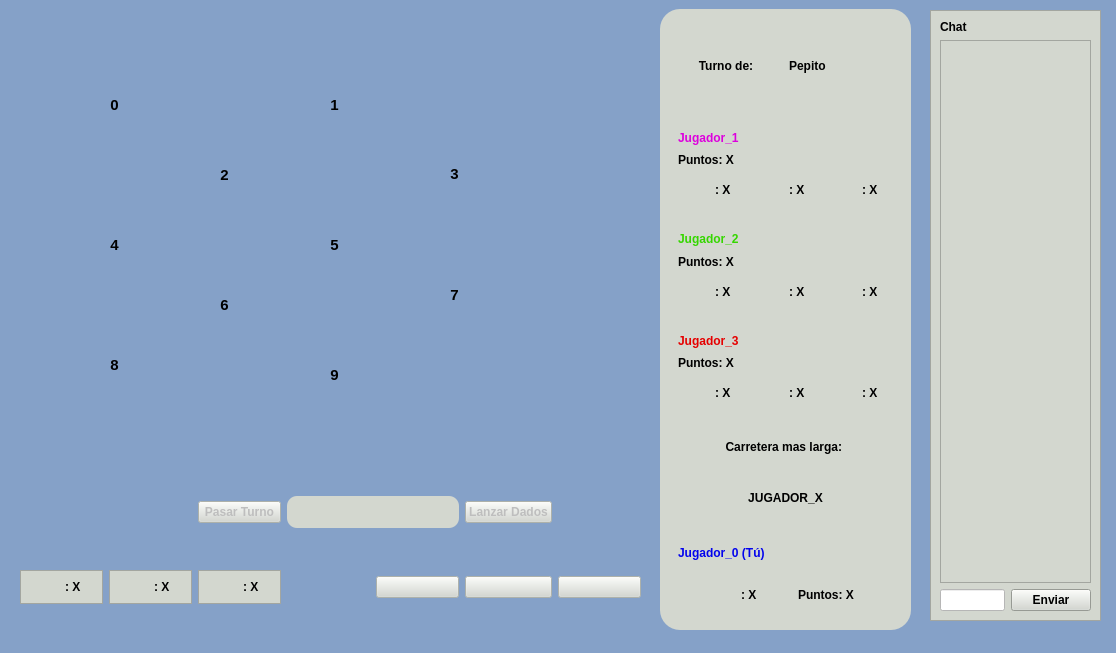
This is Tareas/T03/client/frontend/ventana_juego.ui in domingo2000/ProgramacionAvanzada as Qt 5 draws it before an edit. The edited form follows.
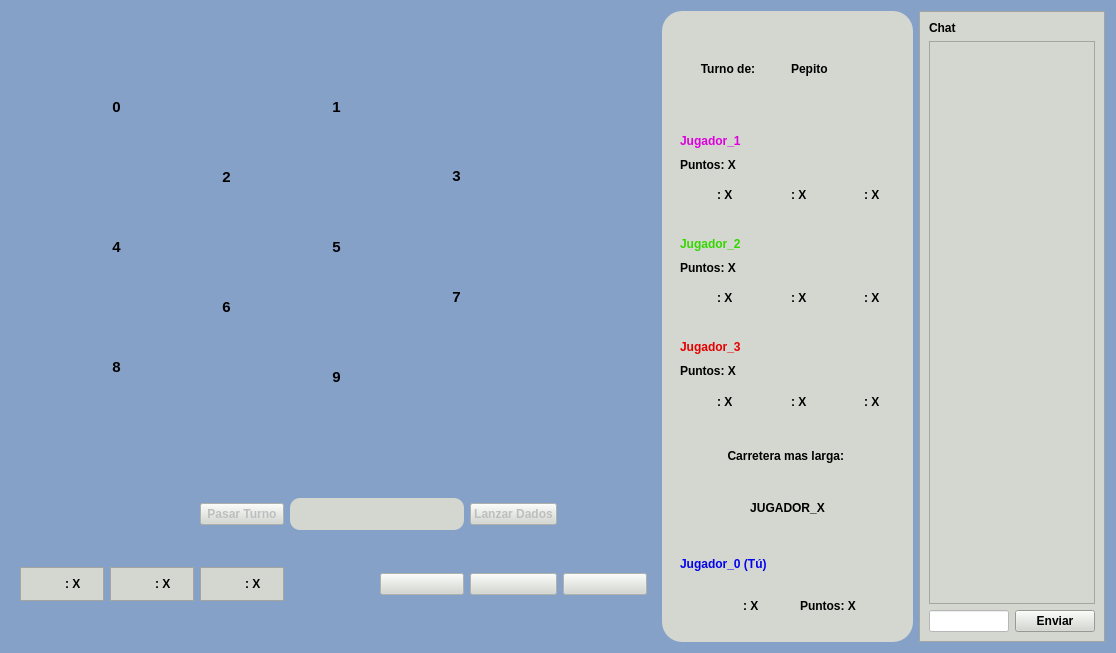
This is the edited form. Icons and pictures are not drawn.

Commit message: layout como grid

```diff
--- a/Tareas/T03/client/frontend/ventana_juego.ui
+++ b/Tareas/T03/client/frontend/ventana_juego.ui
@@ -22,15 +22,9 @@
   <property name="styleSheet">
    <string notr="true">background-color: #85A1C8</string>
   </property>
+  <layout class="QGridLayout" name="gridLayout_2">
+   <item row="0" column="0">
   <widget class="QFrame" name="mapa">
-   <property name="geometry">
-    <rect>
-     <x>9</x>
-     <y>9</y>
-     <width>645</width>
-     <height>441</height>
-    </rect>
-   </property>
    <property name="minimumSize">
     <size>
      <width>645</width>
@@ -1425,375 +1419,9 @@
    <zorder>label_nodo_31</zorder>
    <zorder>label_nodo_32</zorder>
   </widget>
-  <widget class="QWidget" name="barra_usuario" native="true">
-   <property name="geometry">
-    <rect>
-     <x>20</x>
-     <y>460</y>
-     <width>621</width>
-     <height>181</height>
-    </rect>
-   </property>
-   <property name="minimumSize">
-    <size>
-     <width>521</width>
-     <height>171</height>
-    </size>
-   </property>
-   <property name="styleSheet">
-    <string notr="true">font-weight: bold;
-</string>
-   </property>
-   <layout class="QGridLayout" name="gridLayout">
-    <item row="1" column="5">
-     <widget class="QPushButton" name="boton_carta_desarrollo">
-      <property name="enabled">
-       <bool>false</bool>
-      </property>
-      <property name="styleSheet">
-       <string notr="true">background-color: #D3D7CF</string>
-      </property>
-      <property name="text">
-       <string/>
-      </property>
-      <property name="icon">
-       <iconset>
-        <normaloff>../sprites/Desarrollo/carta_reverso.png</normaloff>../sprites/Desarrollo/carta_reverso.png</iconset>
-      </property>
-      <property name="iconSize">
-       <size>
-        <width>80</width>
-        <height>80</height>
-       </size>
-      </property>
-     </widget>
-    </item>
-    <item row="1" column="2">
-     <widget class="QFrame" name="frame_carta_4">
-      <property name="maximumSize">
-       <size>
-        <width>149</width>
-        <height>133</height>
-       </size>
-      </property>
-      <property name="styleSheet">
-       <string notr="true">background-color: #D3D7CF</string>
-      </property>
-      <property name="frameShape">
-       <enum>QFrame::StyledPanel</enum>
-      </property>
-      <property name="frameShadow">
-       <enum>QFrame::Raised</enum>
-      </property>
-      <layout class="QHBoxLayout" name="horizontalLayout_13">
-       <item>
-        <layout class="QHBoxLayout" name="layoutcarta_4">
-         <item>
-          <widget class="QLabel" name="label_19">
-           <property name="maximumSize">
-            <size>
-             <width>88</width>
-             <height>111</height>
-            </size>
-           </property>
-           <property name="text">
-            <string/>
-           </property>
-           <property name="pixmap">
-            <pixmap>../sprites/Materias_primas/carta_trigo.png</pixmap>
-           </property>
-           <property name="scaledContents">
-            <bool>true</bool>
-           </property>
-          </widget>
-         </item>
-         <item>
-          <widget class="QLabel" name="trigo_j0">
-           <property name="maximumSize">
-            <size>
-             <width>33</width>
-             <height>111</height>
-            </size>
-           </property>
-           <property name="text">
-            <string>: X</string>
-           </property>
-           <property name="alignment">
-            <set>Qt::AlignLeading|Qt::AlignLeft|Qt::AlignVCenter</set>
-           </property>
-           <property name="margin">
-            <number>0</number>
-           </property>
-          </widget>
-         </item>
-        </layout>
-       </item>
-      </layout>
-     </widget>
-    </item>
-    <item row="1" column="4">
-     <widget class="QPushButton" name="pushButton_2">
-      <property name="enabled">
-       <bool>false</bool>
-      </property>
-      <property name="styleSheet">
-       <string notr="true">background-color: #D3D7CF</string>
-      </property>
-      <property name="text">
-       <string/>
-      </property>
-      <property name="icon">
-       <iconset>
-        <normaloff>../sprites/Construcciones/camino_azul_0.png</normaloff>../sprites/Construcciones/camino_azul_0.png</iconset>
-      </property>
-      <property name="iconSize">
-       <size>
-        <width>80</width>
-        <height>80</height>
-       </size>
-      </property>
-     </widget>
-    </item>
-    <item row="1" column="1">
-     <widget class="QFrame" name="frame_carta_3">
-      <property name="maximumSize">
-       <size>
-        <width>149</width>
-        <height>133</height>
-       </size>
-      </property>
-      <property name="styleSheet">
-       <string notr="true">background-color: #D3D7CF</string>
-      </property>
-      <property name="frameShape">
-       <enum>QFrame::StyledPanel</enum>
-      </property>
-      <property name="frameShadow">
-       <enum>QFrame::Raised</enum>
-      </property>
-      <layout class="QHBoxLayout" name="horizontalLayout_12">
-       <item>
-        <layout class="QHBoxLayout" name="layoutcarta_3">
-         <item>
-          <widget class="QLabel" name="label_17">
-           <property name="maximumSize">
-            <size>
-             <width>88</width>
-             <height>111</height>
-            </size>
-           </property>
-           <property name="text">
-            <string/>
-           </property>
-           <property name="pixmap">
-            <pixmap>../sprites/Materias_primas/carta_madera.png</pixmap>
-           </property>
-           <property name="scaledContents">
-            <bool>true</bool>
-           </property>
-          </widget>
-         </item>
-         <item>
-          <widget class="QLabel" name="madera_j0">
-           <property name="maximumSize">
-            <size>
-             <width>33</width>
-             <height>111</height>
-            </size>
-           </property>
-           <property name="text">
-            <string>: X</string>
-           </property>
-           <property name="alignment">
-            <set>Qt::AlignLeading|Qt::AlignLeft|Qt::AlignVCenter</set>
-           </property>
-           <property name="margin">
-            <number>0</number>
-           </property>
-          </widget>
-         </item>
-        </layout>
-       </item>
-      </layout>
-     </widget>
-    </item>
-    <item row="1" column="6">
-     <widget class="QPushButton" name="boton_intercambio">
-      <property name="enabled">
-       <bool>false</bool>
-      </property>
-      <property name="styleSheet">
-       <string notr="true">background-color: #D3D7CF</string>
-      </property>
-      <property name="text">
-       <string/>
-      </property>
-      <property name="icon">
-       <iconset>
-        <normaloff>../sprites/exchange_icon.png</normaloff>../sprites/exchange_icon.png</iconset>
-      </property>
-      <property name="iconSize">
-       <size>
-        <width>80</width>
-        <height>80</height>
-       </size>
-      </property>
-     </widget>
-    </item>
-    <item row="1" column="0">
-     <widget class="QFrame" name="frame_carta_2">
-      <property name="maximumSize">
-       <size>
-        <width>149</width>
-        <height>133</height>
-       </size>
-      </property>
-      <property name="styleSheet">
-       <string notr="true">background-color: #D3D7CF</string>
-      </property>
-      <property name="frameShape">
-       <enum>QFrame::StyledPanel</enum>
-      </property>
-      <property name="frameShadow">
-       <enum>QFrame::Raised</enum>
-      </property>
-      <layout class="QHBoxLayout" name="horizontalLayout_11">
-       <item>
-        <layout class="QHBoxLayout" name="layoutcarta_2">
-         <item>
-          <widget class="QLabel" name="label_15">
-           <property name="maximumSize">
-            <size>
-             <width>88</width>
-             <height>111</height>
-            </size>
-           </property>
-           <property name="text">
-            <string/>
-           </property>
-           <property name="pixmap">
-            <pixmap>../sprites/Materias_primas/carta_arcilla.png</pixmap>
-           </property>
-           <property name="scaledContents">
-            <bool>true</bool>
-           </property>
-          </widget>
-         </item>
-         <item>
-          <widget class="QLabel" name="arcilla_j0">
-           <property name="maximumSize">
-            <size>
-             <width>33</width>
-             <height>111</height>
-            </size>
-           </property>
-           <property name="text">
-            <string>: X</string>
-           </property>
-           <property name="alignment">
-            <set>Qt::AlignLeading|Qt::AlignLeft|Qt::AlignVCenter</set>
-           </property>
-           <property name="margin">
-            <number>0</number>
-           </property>
-          </widget>
-         </item>
-        </layout>
-       </item>
-      </layout>
-     </widget>
-    </item>
-    <item row="0" column="5">
-     <widget class="QPushButton" name="boton_lanzar_dados">
-      <property name="enabled">
-       <bool>false</bool>
-      </property>
-      <property name="styleSheet">
-       <string notr="true">background-color: #D3D7CF</string>
-      </property>
-      <property name="text">
-       <string>Lanzar Dados</string>
-      </property>
-     </widget>
-    </item>
-    <item row="0" column="2">
-     <widget class="QPushButton" name="boton_pasar_turno">
-      <property name="enabled">
-       <bool>false</bool>
-      </property>
-      <property name="styleSheet">
-       <string notr="true">background-color: #D3D7CF</string>
-      </property>
-      <property name="text">
-       <string>Pasar Turno</string>
-      </property>
-     </widget>
-    </item>
-    <item row="0" column="3" colspan="2">
-     <widget class="QFrame" name="frame">
-      <property name="styleSheet">
-       <string notr="true">background-color: #D3D7CF;
-border-radius: 10px</string>
-      </property>
-      <property name="frameShape">
-       <enum>QFrame::StyledPanel</enum>
-      </property>
-      <property name="frameShadow">
-       <enum>QFrame::Raised</enum>
-      </property>
-      <layout class="QHBoxLayout" name="horizontalLayout_10">
-       <item>
-        <widget class="QLabel" name="dado_1">
-         <property name="maximumSize">
-          <size>
-           <width>61</width>
-           <height>61</height>
-          </size>
-         </property>
-         <property name="text">
-          <string/>
-         </property>
-         <property name="pixmap">
-          <pixmap>../sprites/Dados/dado_1.png</pixmap>
-         </property>
-         <property name="scaledContents">
-          <bool>true</bool>
-         </property>
-        </widget>
-       </item>
-       <item>
-        <widget class="QLabel" name="dado_2">
-         <property name="maximumSize">
-          <size>
-           <width>61</width>
-           <height>61</height>
-          </size>
-         </property>
-         <property name="text">
-          <string/>
-         </property>
-         <property name="pixmap">
-          <pixmap>../sprites/Dados/dado_1.png</pixmap>
-         </property>
-         <property name="scaledContents">
-          <bool>true</bool>
-         </property>
-        </widget>
-       </item>
-      </layout>
-     </widget>
-    </item>
-   </layout>
-  </widget>
+   </item>
+   <item row="0" column="1" rowspan="2">
   <widget class="QFrame" name="informacion_juego">
-   <property name="geometry">
-    <rect>
-     <x>660</x>
-     <y>9</y>
-     <width>251</width>
-     <height>621</height>
-    </rect>
-   </property>
    <property name="minimumSize">
     <size>
      <width>251</width>
@@ -2625,15 +2253,9 @@
     </item>
    </layout>
   </widget>
+   </item>
+   <item row="0" column="2" rowspan="2">
   <widget class="QFrame" name="chat">
-   <property name="geometry">
-    <rect>
-     <x>930</x>
-     <y>10</y>
-     <width>171</width>
-     <height>611</height>
-    </rect>
-   </property>
    <property name="minimumSize">
     <size>
      <width>171</width>
@@ -2675,7 +2297,7 @@
          <x>0</x>
          <y>0</y>
          <width>149</width>
-         <height>539</height>
+           <height>563</height>
         </rect>
        </property>
        <layout class="QVBoxLayout" name="verticalLayout_2">
@@ -2723,6 +2345,362 @@
     </item>
    </layout>
   </widget>
+   </item>
+   <item row="1" column="0">
+    <widget class="QWidget" name="barra_usuario" native="true">
+     <property name="minimumSize">
+      <size>
+       <width>521</width>
+       <height>171</height>
+      </size>
+     </property>
+     <property name="styleSheet">
+      <string notr="true">font-weight: bold;
+</string>
+     </property>
+     <layout class="QGridLayout" name="gridLayout">
+      <item row="1" column="5">
+       <widget class="QPushButton" name="boton_carta_desarrollo">
+        <property name="enabled">
+         <bool>false</bool>
+        </property>
+        <property name="styleSheet">
+         <string notr="true">background-color: #D3D7CF</string>
+        </property>
+        <property name="text">
+         <string/>
+        </property>
+        <property name="icon">
+         <iconset>
+          <normaloff>../sprites/Desarrollo/carta_reverso.png</normaloff>../sprites/Desarrollo/carta_reverso.png</iconset>
+        </property>
+        <property name="iconSize">
+         <size>
+          <width>80</width>
+          <height>80</height>
+         </size>
+        </property>
+       </widget>
+      </item>
+      <item row="1" column="2">
+       <widget class="QFrame" name="frame_carta_4">
+        <property name="maximumSize">
+         <size>
+          <width>149</width>
+          <height>133</height>
+         </size>
+        </property>
+        <property name="styleSheet">
+         <string notr="true">background-color: #D3D7CF</string>
+        </property>
+        <property name="frameShape">
+         <enum>QFrame::StyledPanel</enum>
+        </property>
+        <property name="frameShadow">
+         <enum>QFrame::Raised</enum>
+        </property>
+        <layout class="QHBoxLayout" name="horizontalLayout_13">
+         <item>
+          <layout class="QHBoxLayout" name="layoutcarta_4">
+           <item>
+            <widget class="QLabel" name="label_19">
+             <property name="maximumSize">
+              <size>
+               <width>88</width>
+               <height>111</height>
+              </size>
+             </property>
+             <property name="text">
+              <string/>
+             </property>
+             <property name="pixmap">
+              <pixmap>../sprites/Materias_primas/carta_trigo.png</pixmap>
+             </property>
+             <property name="scaledContents">
+              <bool>true</bool>
+             </property>
+            </widget>
+           </item>
+           <item>
+            <widget class="QLabel" name="trigo_j0">
+             <property name="maximumSize">
+              <size>
+               <width>33</width>
+               <height>111</height>
+              </size>
+             </property>
+             <property name="text">
+              <string>: X</string>
+             </property>
+             <property name="alignment">
+              <set>Qt::AlignLeading|Qt::AlignLeft|Qt::AlignVCenter</set>
+             </property>
+             <property name="margin">
+              <number>0</number>
+             </property>
+            </widget>
+           </item>
+          </layout>
+         </item>
+        </layout>
+       </widget>
+      </item>
+      <item row="1" column="4">
+       <widget class="QPushButton" name="pushButton_2">
+        <property name="enabled">
+         <bool>false</bool>
+        </property>
+        <property name="styleSheet">
+         <string notr="true">background-color: #D3D7CF</string>
+        </property>
+        <property name="text">
+         <string/>
+        </property>
+        <property name="icon">
+         <iconset>
+          <normaloff>../sprites/Construcciones/camino_azul_0.png</normaloff>../sprites/Construcciones/camino_azul_0.png</iconset>
+        </property>
+        <property name="iconSize">
+         <size>
+          <width>80</width>
+          <height>80</height>
+         </size>
+        </property>
+       </widget>
+      </item>
+      <item row="1" column="1">
+       <widget class="QFrame" name="frame_carta_3">
+        <property name="maximumSize">
+         <size>
+          <width>149</width>
+          <height>133</height>
+         </size>
+        </property>
+        <property name="styleSheet">
+         <string notr="true">background-color: #D3D7CF</string>
+        </property>
+        <property name="frameShape">
+         <enum>QFrame::StyledPanel</enum>
+        </property>
+        <property name="frameShadow">
+         <enum>QFrame::Raised</enum>
+        </property>
+        <layout class="QHBoxLayout" name="horizontalLayout_12">
+         <item>
+          <layout class="QHBoxLayout" name="layoutcarta_3">
+           <item>
+            <widget class="QLabel" name="label_17">
+             <property name="maximumSize">
+              <size>
+               <width>88</width>
+               <height>111</height>
+              </size>
+             </property>
+             <property name="text">
+              <string/>
+             </property>
+             <property name="pixmap">
+              <pixmap>../sprites/Materias_primas/carta_madera.png</pixmap>
+             </property>
+             <property name="scaledContents">
+              <bool>true</bool>
+             </property>
+            </widget>
+           </item>
+           <item>
+            <widget class="QLabel" name="madera_j0">
+             <property name="maximumSize">
+              <size>
+               <width>33</width>
+               <height>111</height>
+              </size>
+             </property>
+             <property name="text">
+              <string>: X</string>
+             </property>
+             <property name="alignment">
+              <set>Qt::AlignLeading|Qt::AlignLeft|Qt::AlignVCenter</set>
+             </property>
+             <property name="margin">
+              <number>0</number>
+             </property>
+            </widget>
+           </item>
+          </layout>
+         </item>
+        </layout>
+       </widget>
+      </item>
+      <item row="1" column="6">
+       <widget class="QPushButton" name="boton_intercambio">
+        <property name="enabled">
+         <bool>false</bool>
+        </property>
+        <property name="styleSheet">
+         <string notr="true">background-color: #D3D7CF</string>
+        </property>
+        <property name="text">
+         <string/>
+        </property>
+        <property name="icon">
+         <iconset>
+          <normaloff>../sprites/exchange_icon.png</normaloff>../sprites/exchange_icon.png</iconset>
+        </property>
+        <property name="iconSize">
+         <size>
+          <width>80</width>
+          <height>80</height>
+         </size>
+        </property>
+       </widget>
+      </item>
+      <item row="1" column="0">
+       <widget class="QFrame" name="frame_carta_2">
+        <property name="maximumSize">
+         <size>
+          <width>149</width>
+          <height>133</height>
+         </size>
+        </property>
+        <property name="styleSheet">
+         <string notr="true">background-color: #D3D7CF</string>
+        </property>
+        <property name="frameShape">
+         <enum>QFrame::StyledPanel</enum>
+        </property>
+        <property name="frameShadow">
+         <enum>QFrame::Raised</enum>
+        </property>
+        <layout class="QHBoxLayout" name="horizontalLayout_11">
+         <item>
+          <layout class="QHBoxLayout" name="layoutcarta_2">
+           <item>
+            <widget class="QLabel" name="label_15">
+             <property name="maximumSize">
+              <size>
+               <width>88</width>
+               <height>111</height>
+              </size>
+             </property>
+             <property name="text">
+              <string/>
+             </property>
+             <property name="pixmap">
+              <pixmap>../sprites/Materias_primas/carta_arcilla.png</pixmap>
+             </property>
+             <property name="scaledContents">
+              <bool>true</bool>
+             </property>
+            </widget>
+           </item>
+           <item>
+            <widget class="QLabel" name="arcilla_j0">
+             <property name="maximumSize">
+              <size>
+               <width>33</width>
+               <height>111</height>
+              </size>
+             </property>
+             <property name="text">
+              <string>: X</string>
+             </property>
+             <property name="alignment">
+              <set>Qt::AlignLeading|Qt::AlignLeft|Qt::AlignVCenter</set>
+             </property>
+             <property name="margin">
+              <number>0</number>
+             </property>
+            </widget>
+           </item>
+          </layout>
+         </item>
+        </layout>
+       </widget>
+      </item>
+      <item row="0" column="5">
+       <widget class="QPushButton" name="boton_lanzar_dados">
+        <property name="enabled">
+         <bool>false</bool>
+        </property>
+        <property name="styleSheet">
+         <string notr="true">background-color: #D3D7CF</string>
+        </property>
+        <property name="text">
+         <string>Lanzar Dados</string>
+        </property>
+       </widget>
+      </item>
+      <item row="0" column="2">
+       <widget class="QPushButton" name="boton_pasar_turno">
+        <property name="enabled">
+         <bool>false</bool>
+        </property>
+        <property name="styleSheet">
+         <string notr="true">background-color: #D3D7CF</string>
+        </property>
+        <property name="text">
+         <string>Pasar Turno</string>
+        </property>
+       </widget>
+      </item>
+      <item row="0" column="3" colspan="2">
+       <widget class="QFrame" name="frame">
+        <property name="styleSheet">
+         <string notr="true">background-color: #D3D7CF;
+border-radius: 10px</string>
+        </property>
+        <property name="frameShape">
+         <enum>QFrame::StyledPanel</enum>
+        </property>
+        <property name="frameShadow">
+         <enum>QFrame::Raised</enum>
+        </property>
+        <layout class="QHBoxLayout" name="horizontalLayout_10">
+         <item>
+          <widget class="QLabel" name="dado_1">
+           <property name="maximumSize">
+            <size>
+             <width>61</width>
+             <height>61</height>
+            </size>
+           </property>
+           <property name="text">
+            <string/>
+           </property>
+           <property name="pixmap">
+            <pixmap>../sprites/Dados/dado_1.png</pixmap>
+           </property>
+           <property name="scaledContents">
+            <bool>true</bool>
+           </property>
+          </widget>
+         </item>
+         <item>
+          <widget class="QLabel" name="dado_2">
+           <property name="maximumSize">
+            <size>
+             <width>61</width>
+             <height>61</height>
+            </size>
+           </property>
+           <property name="text">
+            <string/>
+           </property>
+           <property name="pixmap">
+            <pixmap>../sprites/Dados/dado_1.png</pixmap>
+           </property>
+           <property name="scaledContents">
+            <bool>true</bool>
+           </property>
+          </widget>
+         </item>
+        </layout>
+       </widget>
+      </item>
+     </layout>
+    </widget>
+   </item>
+  </layout>
   <zorder>barra_usuario</zorder>
   <zorder>mapa</zorder>
   <zorder>informacion_juego</zorder>
```
Lines whose indentation alone changed are shown as unchanged.
